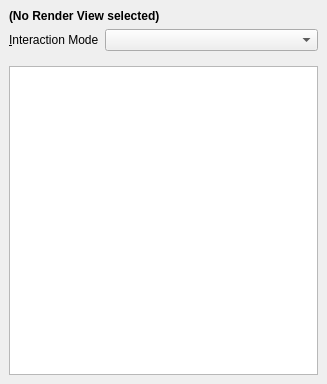
Before: the Qt Designer form gui/widgets/RendererConfigWidget.ui in kateyy/geohazardvis, drawn with Qt 5.
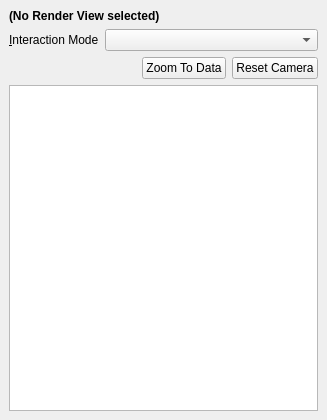
After: the same form once the commit is applied. Custom widgets are drawn as their Qt base class.

Commit message: Add camera reset buttons

Patch:
```diff
--- a/gui/widgets/RendererConfigWidget.ui
+++ b/gui/widgets/RendererConfigWidget.ui
@@ -7,7 +7,7 @@
     <x>0</x>
     <y>0</y>
     <width>327</width>
-    <height>384</height>
+    <height>420</height>
    </rect>
   </property>
   <property name="windowTitle">
@@ -34,6 +34,9 @@
        <property name="rightMargin">
         <number>0</number>
        </property>
+       <property name="bottomMargin">
+        <number>0</number>
+       </property>
        <item row="0" column="0">
         <widget class="QLabel" name="label">
          <property name="text">
@@ -47,6 +50,51 @@
        <item row="0" column="1">
         <widget class="QComboBox" name="interactionModeCombo"/>
        </item>
+       <item row="1" column="0" colspan="2">
+        <widget class="QWidget" name="cameraButtonsWidget" native="true">
+         <layout class="QGridLayout" name="gridLayout">
+          <property name="leftMargin">
+           <number>0</number>
+          </property>
+          <property name="topMargin">
+           <number>0</number>
+          </property>
+          <property name="rightMargin">
+           <number>0</number>
+          </property>
+          <property name="bottomMargin">
+           <number>0</number>
+          </property>
+          <item row="0" column="1">
+           <widget class="QPushButton" name="zoomToDataButton">
+            <property name="text">
+             <string>Zoom To Data</string>
+            </property>
+           </widget>
+          </item>
+          <item row="0" column="0">
+           <spacer name="horizontalSpacer">
+            <property name="orientation">
+             <enum>Qt::Horizontal</enum>
+            </property>
+            <property name="sizeHint" stdset="0">
+             <size>
+              <width>40</width>
+              <height>20</height>
+             </size>
+            </property>
+           </spacer>
+          </item>
+          <item row="0" column="2">
+           <widget class="QPushButton" name="resetCameraButton">
+            <property name="text">
+             <string>Reset Camera</string>
+            </property>
+           </widget>
+          </item>
+         </layout>
+        </widget>
+       </item>
       </layout>
      </widget>
     </item>
```
Left out of the diff: 8 changed lines with no effect on the pictures. The commit also changes 2 other files.
